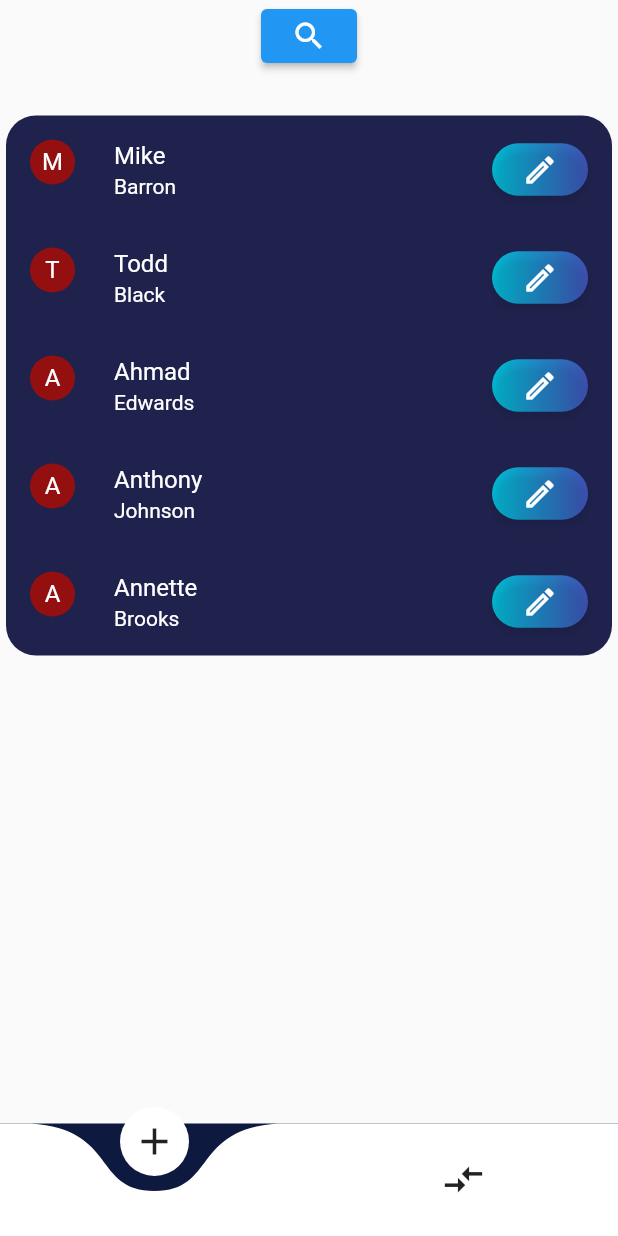
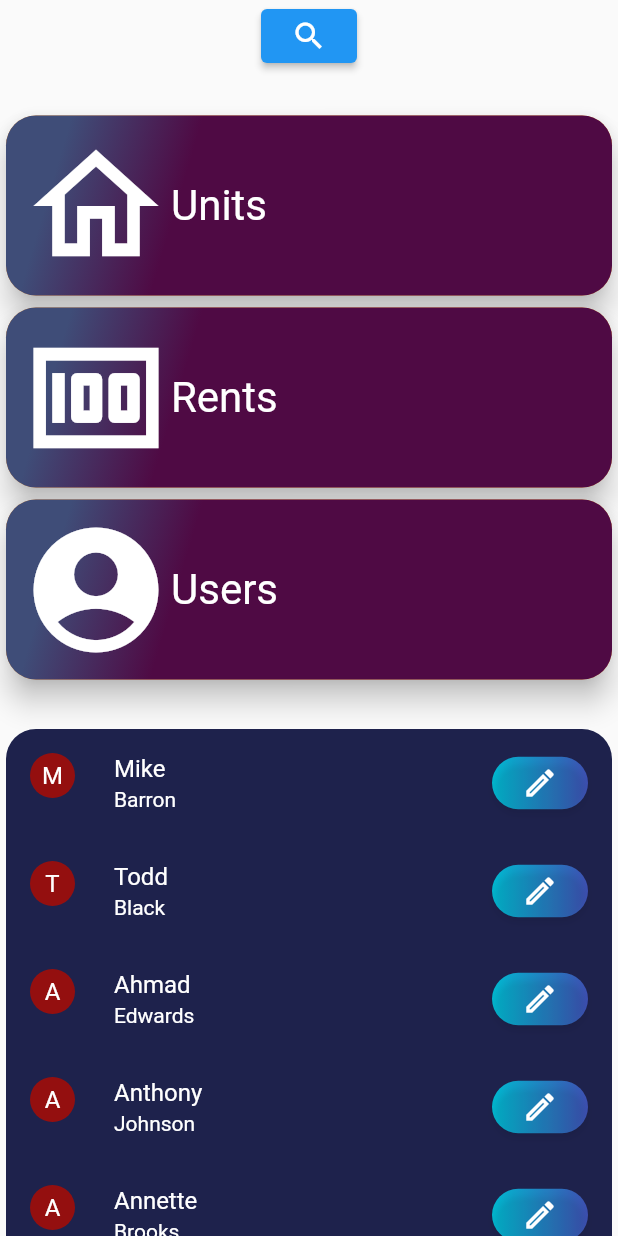
Before and after one commit to Mohamed26Salah/AmanRealEstate-Mobile-App, a Flutter app: the WidgetTree screen opened directly, after a tap on the "search" icon, on a phone screen of 412 x 824 dp. Run offline on Flutter 3.47's test engine with Material 2 defaults, Android fonts, the phone set to English and light mode, and no system bars; drawn by our look-alikes of curved_navigation_bar; our stand-ins replace google_fonts, google_nav_bar; missing offline and left inert: search_page.

Commit message:
Dashboard final

```diff
--- a/Aman_Project/Aman_Project/aman_project/lib/main.dart
+++ b/Aman_Project/Aman_Project/aman_project/lib/main.dart
@@ -1,4 +1,4 @@
-import 'package:aman_project/widgets/login_page.dart';
+import './widgets/login_page.dart';
 import 'package:flutter/material.dart';
 
 void main() {
--- a/Aman_Project/Aman_Project/aman_project/lib/pages/panel_center/panel_center_page.dart
+++ b/Aman_Project/Aman_Project/aman_project/lib/pages/panel_center/panel_center_page.dart
@@ -1,4 +1,3 @@
-import 'package:aman_project/pages/panel_right/list.dart';
 import 'package:flutter/material.dart';
 
 List<bool> isSelected = [true, false];
@@ -70,7 +69,7 @@ class PanelCenterPageState extends State<PanelCenterPage> {
                       }
                     });
                   }),
-              isSelected[0] ? list1() : list2(),
+              // isSelected[0] ? list1() : list2(),
             ],
           )
         ],
--- a/Aman_Project/Aman_Project/aman_project/lib/pages/panel_right/cards.dart
+++ b/Aman_Project/Aman_Project/aman_project/lib/pages/panel_left/cards.dart
@@ -1,5 +1,4 @@
 // ignore: unused_import
-import 'dart:ffi';
 
 import 'package:aman_project/constants.dart';
 import 'package:flutter/material.dart';
@@ -30,7 +29,7 @@ class cards1 extends StatelessWidget {
                     Color.fromARGB(255, 79, 10, 68),
                   ])),
           child: Padding(
-              padding: const EdgeInsets.all(50),
+              padding: const EdgeInsets.all(10),
               child: Row(
                 children: [
                   Icon(
--- a/Aman_Project/Aman_Project/aman_project/lib/pages/panel_left/panel_left_page.dart
+++ b/Aman_Project/Aman_Project/aman_project/lib/pages/panel_left/panel_left_page.dart
@@ -1,10 +1,11 @@
 // ignore_for_file: use_key_in_widget_constructors
-import 'package:aman_project/pages/DummyData/person.dart';
-import 'package:aman_project/responsive_layout.dart';
+import '/./pages/DummyData/person.dart';
+import '/./responsive_layout.dart';
 import 'package:flutter/material.dart';
 import 'package:search_page/search_page.dart';
-import 'package:aman_project/pages/panel_left/edit_button.dart';
+import '/./pages/panel_left/edit_button.dart';
 import '../../constants.dart';
+import '/./pages/panel_left/cards.dart';
 
 class PanelLeftPage extends StatefulWidget {
   @override
@@ -49,21 +50,9 @@ class _PanelLeftPageState extends State<PanelLeftPage> {
     return Scaffold(
       body: Stack(
         children: [
-          if (ResponsiveLayout.isComputer(context))
-            Container(
-              color: Constants.purpleLight,
-              width: 50,
-              child: Container(
-                decoration: const BoxDecoration(
-                  color: Constants.purpleDark,
-                  borderRadius: BorderRadius.only(
-                    topLeft: Radius.circular(50),
-                  ),
-                ),
-              ),
-            ),
-          SingleChildScrollView(
-            child: Column(
+          ListView(
+            children: [
+              Column(
                 children: [
                   Row(
                     mainAxisAlignment: MainAxisAlignment.center,
@@ -95,7 +84,8 @@ class _PanelLeftPageState extends State<PanelLeftPage> {
                                         child: Text(
                                           person.name.substring(0, 1),
                                           style: const TextStyle(
-                                            color: Colors.white),
+                                              color:
+                                                  Color.fromARGB(255, 0, 0, 0)),
                                         )),
                                     title: Text(person.name),
                                     subtitle: Text(person.surname),
@@ -108,14 +98,17 @@ class _PanelLeftPageState extends State<PanelLeftPage> {
                                         child: const Icon(
                                           Icons.edit_outlined,
                                         )),
-                                  textColor:
-                                      const Color.fromARGB(255, 255, 255, 255),
+                                    textColor: Color.fromARGB(255, 0, 0, 0),
                                   ),
                                 ),
                               ),
                           child: const Icon(Icons.search)),
                     ],
                   ),
+                  const SizedBox(height: 25),
+                  const cards1(),
+                  const cards1(text: "Rents", icon: 0xf1e0),
+                  const cards1(text: "Users", icon: 0xf522),
                   const SizedBox(height: 25),
                   Padding(
                     padding: const EdgeInsets.only(
@@ -156,6 +149,7 @@ class _PanelLeftPageState extends State<PanelLeftPage> {
                   ),
                 ],
               ),
+            ],
           ),
         ],
       ),
--- a/Aman_Project/Aman_Project/aman_project/lib/pages/panel_right/panel_right_page.dart
+++ b/Aman_Project/Aman_Project/aman_project/lib/pages/panel_right/panel_right_page.dart
@@ -3,7 +3,7 @@
 import 'package:aman_project/constants.dart';
 import 'package:aman_project/pages/charts.dart';
 import 'package:flutter/material.dart';
-import 'package:aman_project/pages/panel_right/cards.dart';
+import 'package:aman_project/pages/panel_left/cards.dart';
 
 class PanelRightPage extends StatefulWidget {
   @override
--- a/Aman_Project/Aman_Project/aman_project/lib/widget_tree.dart
+++ b/Aman_Project/Aman_Project/aman_project/lib/widget_tree.dart
@@ -1,11 +1,4 @@
-import 'package:aman_project/constants.dart';
-import 'package:aman_project/pages/drawer/drawer_page.dart';
-import 'package:aman_project/pages/panel_center/panel_center_page.dart';
-import 'package:aman_project/pages/panel_left/panel_left_page.dart';
-import 'package:aman_project/pages/panel_right/panel_right_page.dart';
-import 'package:aman_project/pages/widgets/app_bar_widget.dart';
-import 'package:aman_project/responsive_layout.dart';
-import 'package:curved_navigation_bar/curved_navigation_bar.dart';
+import './pages/panel_left/panel_left_page.dart';
 import 'package:flutter/material.dart';
 
 class WidgetTree extends StatefulWidget {
@@ -18,25 +11,12 @@ class _WidgetTreeState extends State<WidgetTree> {
 
   final List<Widget> _icons = [
     const Icon(Icons.add, size: 30),
-    const Icon(Icons.compare_arrows, size: 30),
   ];
 
   @override
   Widget build(BuildContext context) {
     return Scaffold(
-      body: currentIndex == 0 ? PanelLeftPage() : PanelRightPage(),
-      bottomNavigationBar: ResponsiveLayout.isPhone(context)
-          ? CurvedNavigationBar(
-              index: currentIndex,
-              backgroundColor: Constants.purpleDark,
-              items: _icons,
-              onTap: (index) {
-                setState(() {
-                  currentIndex = index;
-                });
-              },
-            )
-          : const SizedBox(),
+      body: PanelLeftPage(),
     );
   }
 }
```
Also changed, not shown: Aman_Project/Aman_Project/aman_project/lib/pages/panel_right/list.dart (deleted, +0 -127 lines), Aman_Project/Aman_Project/aman_project/lib/pages/panel_right/searchbuttons.dart (deleted, +0 -89 lines), Aman_Project/Aman_Project/aman_project/lib/pages/panel_right/lists.dart (deleted). Lines whose indentation alone changed are shown as unchanged.
